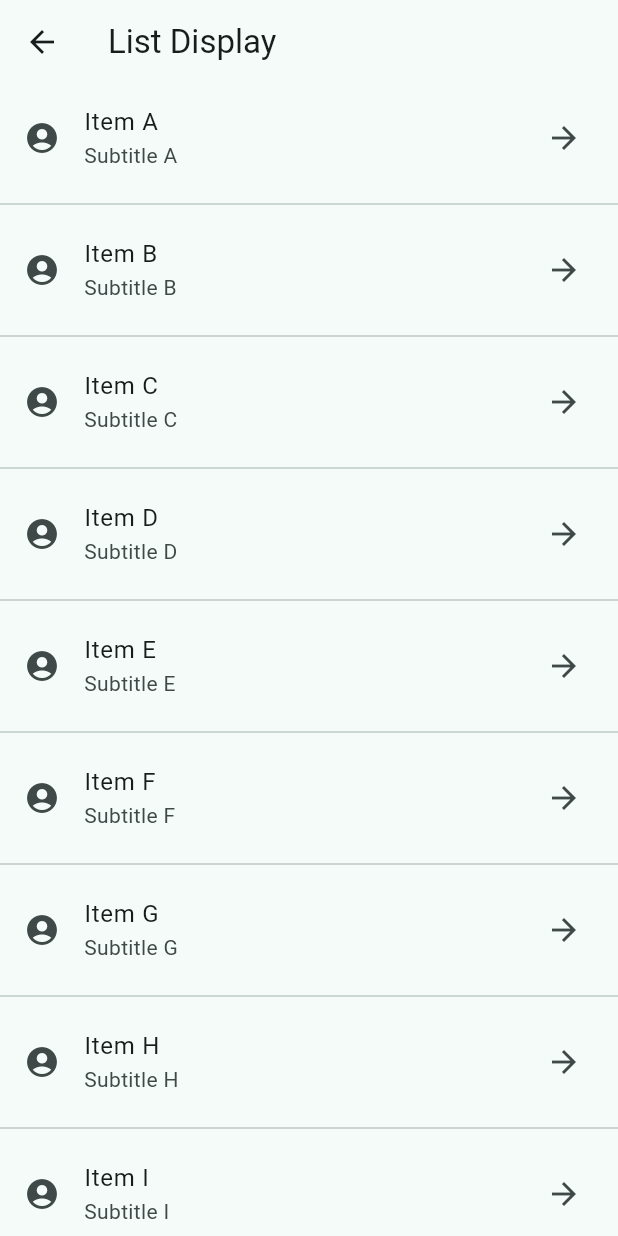
After one commit to ebjorklund01/eriks_example_project, a Flutter app: the ListDisplayScreen screen opened directly, on a phone screen of 412 x 824 dp. The commit adds this screen. Run offline on Flutter 3.47's test engine with Material 3 defaults, Android fonts, the phone set to English and light mode, and no system bars; our stand-ins replace flutter_bloc; network calls fail.

Commit message:
finished example

```diff
--- /dev/null
+++ b/lib/cubits/counter_cubit.dart
@@ -0,0 +1,14 @@
+
+import 'package:flutter_bloc/flutter_bloc.dart';
+
+class CounterCubit extends Cubit<int> {
+  CounterCubit() : super(0);
+
+  void increment() {
+    emit(state + 1);
+  }
+
+  void decrement() {
+    emit(state - 1);
+  }
+}
--- /dev/null
+++ b/lib/screens/list_display_screen.dart
@@ -0,0 +1,54 @@
+import 'package:flutter/material.dart';
+
+class ListDisplayScreen extends StatelessWidget {
+  final List<String> entries = const [
+    'A',
+    'B',
+    'C',
+    'D',
+    'E',
+    'F',
+    'G',
+    'H',
+    'I',
+    'J',
+    'K',
+    'L',
+    'M',
+    'N',
+    'O',
+    'P',
+    'Q',
+    'R',
+    'S',
+    'T',
+    'U',
+    'V',
+    'W',
+    'X',
+    'Y',
+    'Z',
+  ];
+
+  const ListDisplayScreen({super.key});
+
+  @override
+  Widget build(BuildContext context) {
+    return Scaffold(
+        appBar: AppBar(title: const Text('List Display')),
+        body: ListView.separated(
+          separatorBuilder: (BuildContext context, int index) {
+            return const Divider();
+          },
+          itemCount: entries.length,
+          itemBuilder: (BuildContext context, int index) {
+            return ListTile(
+              title: Text('Item ${entries[index]}'),
+              subtitle: Text('Subtitle ${entries[index]}'),
+              leading: const Icon(Icons.account_circle),
+              trailing: const Icon(Icons.arrow_forward),
+            );
+          },
+        ));
+  }
+}
--- a/pubspec.yaml
+++ b/pubspec.yaml
@@ -35,6 +35,7 @@ dependencies:
   # The following adds the Cupertino Icons font to your application.
   # Use with the CupertinoIcons class for iOS style icons.
   cupertino_icons: ^1.0.2
+  flutter_bloc: ^8.1.5
 
 dev_dependencies:
   flutter_test:
```
Also changed, not shown: lib/main.dart (+87 -78 lines), lib/screens/basic_layout_screen.dart (added, +41 -0 lines), lib/screens/counter_screen.dart (added, +66 -0 lines), lib/screens/form_input_screen.dart (added, +54 -0 lines), lib/screens/grid_layout_screen.dart (added, +23 -0 lines), lib/screens/sliver_screen.dart (added, +62 -0 lines), pubspec.lock, 1 other file.
